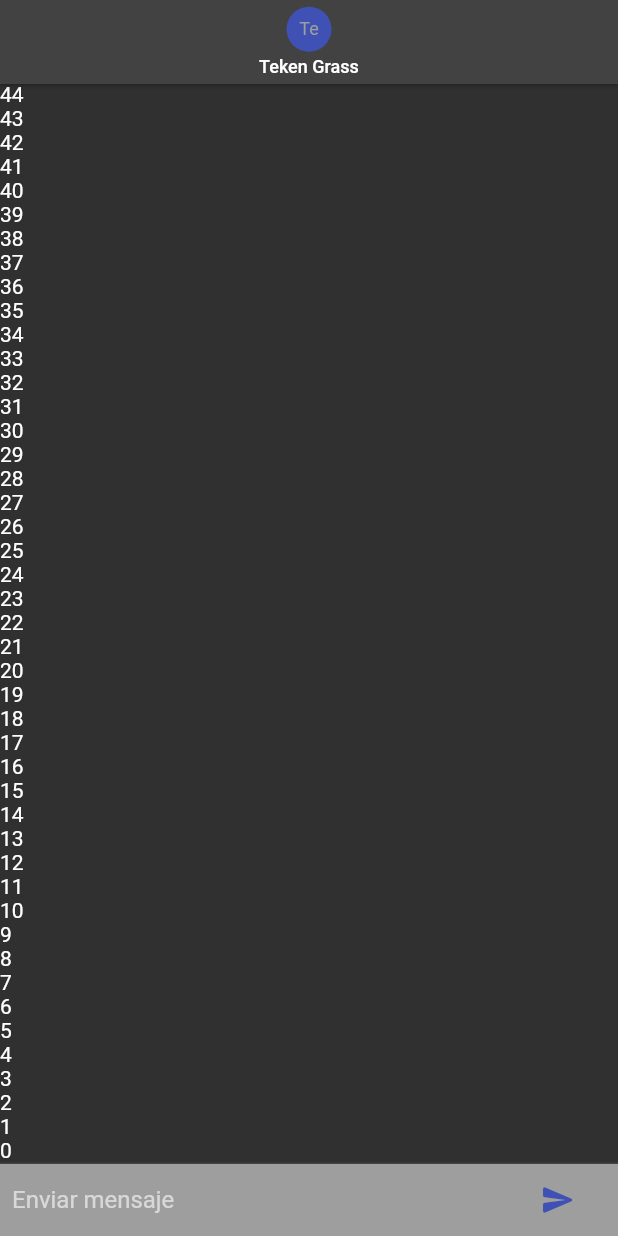
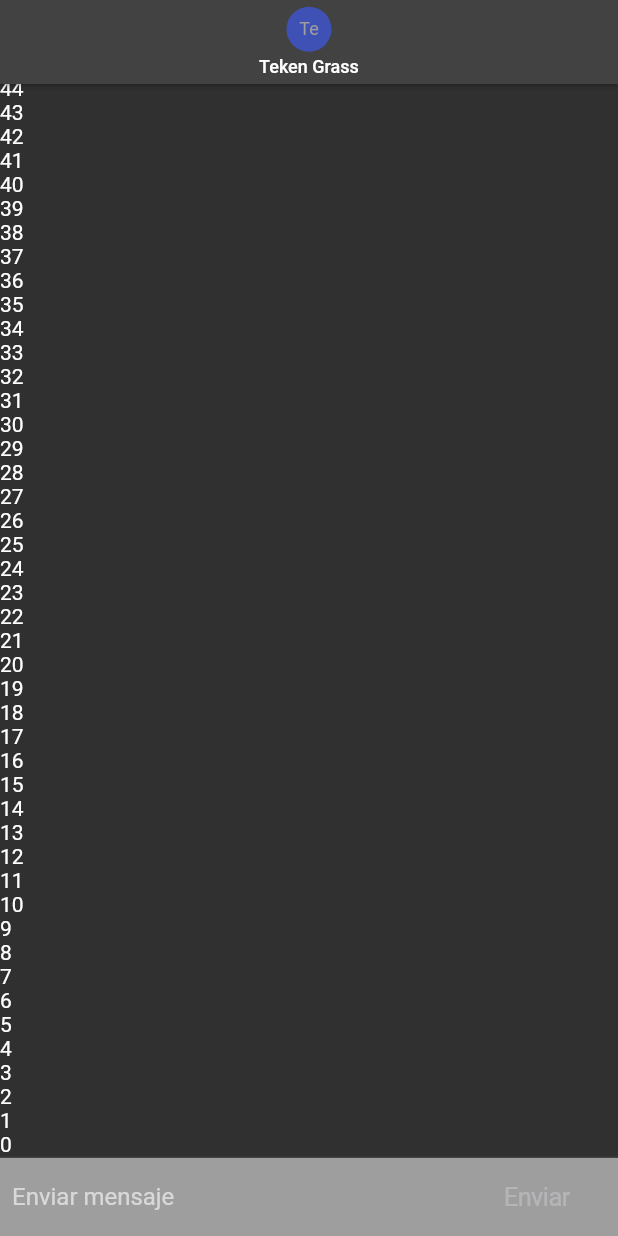
Before and after one commit to CVDE94/RealTime-Chat, a Flutter app: the screen it shows after launch, on a phone screen of 412 x 824 dp. Run offline on Flutter 3.47's test engine with Material 2 defaults, Android fonts, the phone set to English and light mode, and no system bars; our stand-ins replace google_fonts, pull_to_refresh.

Commit message:
Seccion 7: Clase 65.Detalles de nuestro ChatPage

```diff
--- a/lib/pages/chat_page.dart
+++ b/lib/pages/chat_page.dart
@@ -16,6 +16,9 @@ class ChatPage extends StatefulWidget {
 class _ChatPageState extends State<ChatPage> {
   final _textController = TextEditingController();
   final _focusNode = FocusNode();
+
+  bool _estaEscribiendo = false;
+
   @override
   Widget build(BuildContext context) {
     return Scaffold(
@@ -73,7 +76,13 @@ class _ChatPageState extends State<ChatPage> {
                 controller: _textController,
                 onSubmitted: _handleSubmit,
                 onChanged: (value) {
-                  //TODO: cuando hay valor, para poder postear
+                  setState(() {
+                    if (value.trim().isNotEmpty) {
+                      _estaEscribiendo = true;
+                    } else {
+                      _estaEscribiendo = false;
+                    }
+                  });
                 },
                 decoration:
                     const InputDecoration.collapsed(hintText: 'Enviar mensaje'),
@@ -84,19 +93,28 @@ class _ChatPageState extends State<ChatPage> {
             //Boton de enviar
             Container(
               margin: const EdgeInsets.symmetric(horizontal: 4.0),
-              child: Platform.isIOS
+              child: !Platform.isIOS
                   ? CupertinoButton(
                       child: const Text('Enviar'),
-                      onPressed: () {},
+                      onPressed: _estaEscribiendo
+                          ? () => _handleSubmit(_textController.text.trim())
+                          : null,
                     )
                   : Container(
                       margin: const EdgeInsets.symmetric(horizontal: 4.0),
-                      child: IconButton(
-                          onPressed: () {},
+                      child: IconTheme(
+                        data: const IconThemeData(color: Colors.indigo),
+                        child: IconButton(
+                          highlightColor: Colors.transparent,
+                          splashColor: Colors.transparent,
                           icon: const Icon(
-                            Icons.send_rounded,
-                            color: Colors.indigo,
-                          )),
+                            Icons.send_outlined,
+                          ),
+                          onPressed: _estaEscribiendo
+                              ? () => _handleSubmit(_textController.text.trim())
+                              : null,
+                        ),
+                      ),
                     ),
             ),
           ],
@@ -109,5 +127,8 @@ class _ChatPageState extends State<ChatPage> {
     print(texto);
     _focusNode.requestFocus();
     _textController.clear();
+    setState(() {
+      _estaEscribiendo = false;
+    });
   }
 }
```
